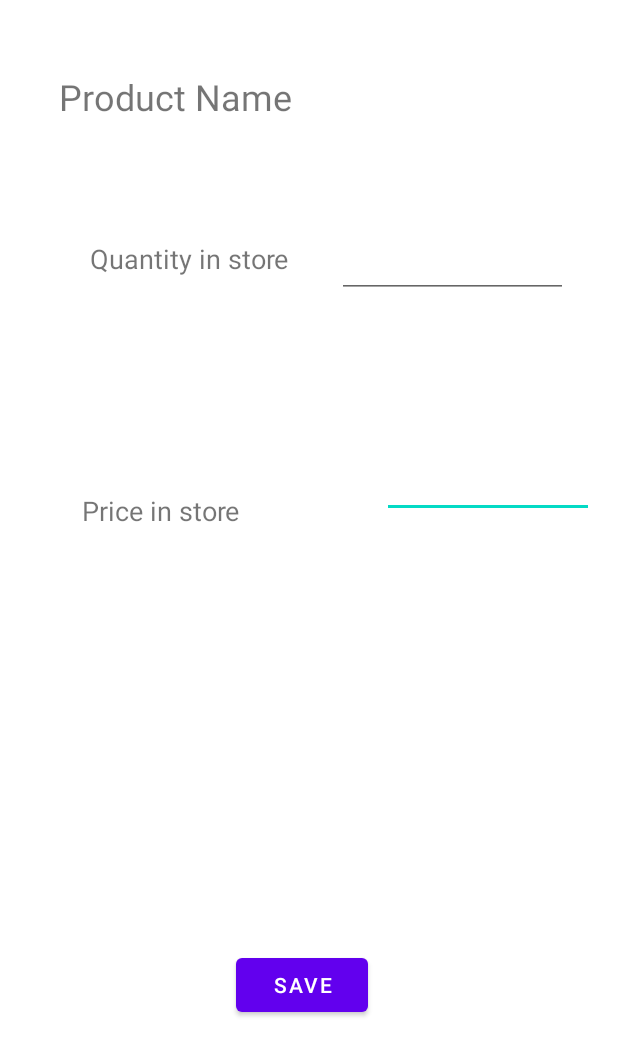
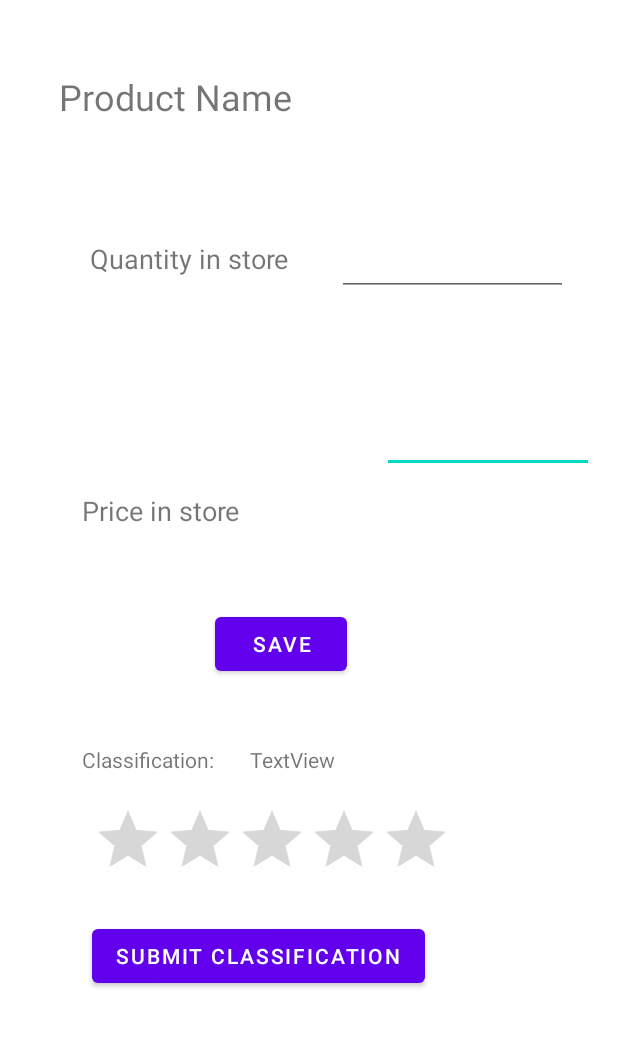
Before and after one commit to RafaelJCamara/ShopIST, an Android app: the layout update_product_store.xml on its own in the app's theme, with its tools: preview values and no code run, on a phone screen of 412 x 824 dp. Shown: the top 1056 px of the screen. Run offline under Robolectric (Android 15) with nearby library versions, the phone set to English and light mode, and no system bars.

Commit message:
product rating

```diff
--- a/app/src/main/java/com/example/shopist/Server/ServerInteraction/RetrofitInterface.java
+++ b/app/src/main/java/com/example/shopist/Server/ServerInteraction/RetrofitInterface.java
@@ -80,6 +80,9 @@ public interface RetrofitInterface {
     @POST("/product")
     Call<Void> createProduct(@Body HashMap<String,String> map);
 
+    @POST("/product/{productId}/rateProduct")
+    Call<Void> rateProductAtStore(@Path("productId") String productId, @Body HashMap<String,String> map);
+
     /*
     * Cart routes
     * */
--- a/app/src/main/java/com/example/shopist/Server/ServerResponses/ServerProduct.java
+++ b/app/src/main/java/com/example/shopist/Server/ServerResponses/ServerProduct.java
@@ -7,6 +7,8 @@ public abstract class ServerProduct implements Serializable {
     private String productId;
     private String name;
     private String description;
+    private double total_rating;
+    private double nr_ratings;
 
     public String getProductId() {
         return productId;
@@ -20,4 +22,8 @@ public abstract class ServerProduct implements Serializable {
         return description;
     }
 
+    public double getTotalRating() { return total_rating; }
+
+    public double getNrRatings() { return  nr_ratings; }
+
 }
--- a/app/src/main/res/layout/update_product_store.xml
+++ b/app/src/main/res/layout/update_product_store.xml
@@ -68,10 +68,10 @@
         android:text="Save"
         app:layout_constraintBottom_toBottomOf="parent"
         app:layout_constraintEnd_toEndOf="parent"
-        app:layout_constraintHorizontal_bias="0.486"
+        app:layout_constraintHorizontal_bias="0.442"
         app:layout_constraintStart_toStartOf="parent"
         app:layout_constraintTop_toTopOf="parent"
-        app:layout_constraintVertical_bias="0.815" />
+        app:layout_constraintVertical_bias="0.522" />
 
     <EditText
         android:id="@+id/productQuantityInStore"
@@ -86,4 +86,43 @@
         app:layout_constraintStart_toStartOf="parent"
         app:layout_constraintTop_toBottomOf="@+id/productNameAtStore"
         app:layout_constraintVertical_bias="0.041" />
+
+    <TextView
+        android:id="@+id/textView7"
+        android:layout_width="wrap_content"
+        android:layout_height="wrap_content"
+        android:layout_marginTop="144dp"
+        android:text="Classification:"
+        app:layout_constraintStart_toStartOf="@+id/textView9"
+        app:layout_constraintTop_toBottomOf="@+id/textView9" />
+
+    <RatingBar
+        android:id="@+id/submitionRatingBar"
+        android:layout_width="wrap_content"
+        android:layout_height="wrap_content"
+        android:layout_marginTop="20dp"
+        android:numStars="5"
+        android:stepSize="0.5"
+        app:layout_constraintEnd_toEndOf="parent"
+        app:layout_constraintHorizontal_bias="0.356"
+        app:layout_constraintStart_toStartOf="parent"
+        app:layout_constraintTop_toBottomOf="@+id/textView7" />
+
+    <Button
+        android:id="@+id/submitProdClassification"
+        android:layout_width="wrap_content"
+        android:layout_height="wrap_content"
+        android:layout_marginTop="20dp"
+        android:text="Submit Classification"
+        app:layout_constraintStart_toStartOf="@+id/submitionRatingBar"
+        app:layout_constraintTop_toBottomOf="@+id/submitionRatingBar" />
+
+    <TextView
+        android:id="@+id/classificationTextView"
+        android:layout_width="wrap_content"
+        android:layout_height="wrap_content"
+        android:layout_marginStart="24dp"
+        android:text="TextView"
+        app:layout_constraintBottom_toBottomOf="@+id/textView7"
+        app:layout_constraintStart_toEndOf="@+id/textView7" />
 </androidx.constraintlayout.widget.ConstraintLayout>
```
Also changed, not shown: app/src/main/java/com/example/shopist/Activities/ShopActivity.java (+69 -0 lines).
